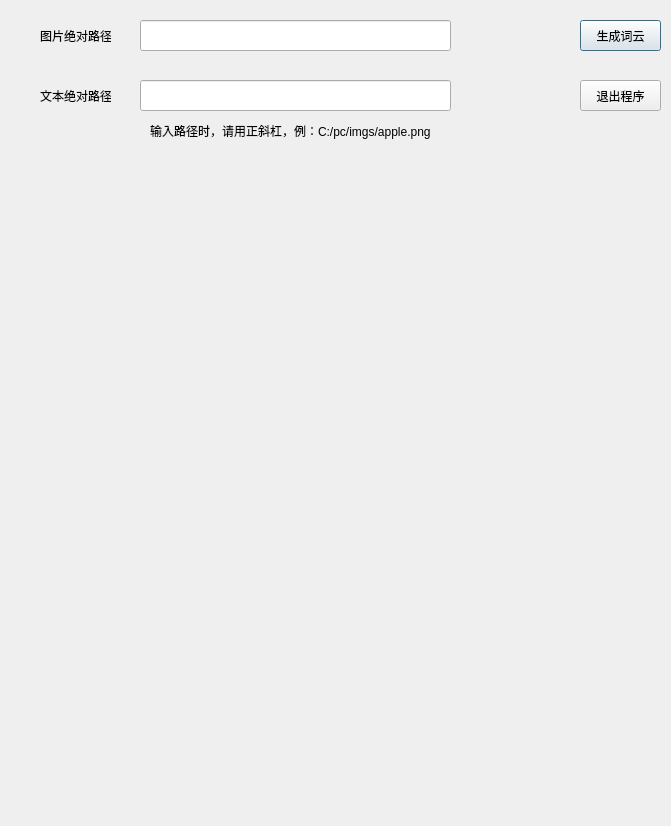
This is codes/dialog.ui in mantuoluozk/chinese_wordcloud_pyqt5 as Qt 5 draws it before an edit. The edited form follows.
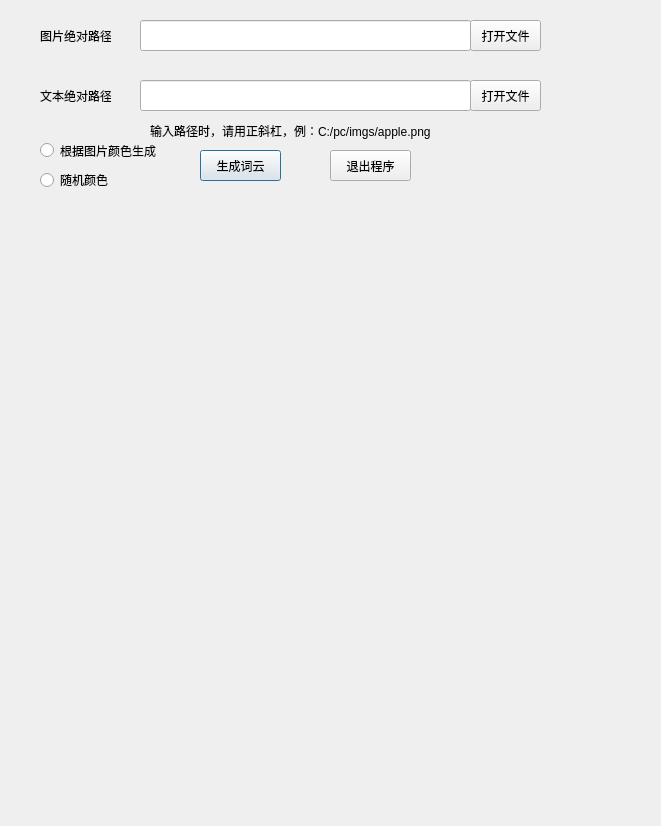
This is the edited form.

```diff
--- a/codes/dialog.ui
+++ b/codes/dialog.ui
@@ -6,7 +6,7 @@
    <rect>
     <x>0</x>
     <y>0</y>
-    <width>671</width>
+    <width>661</width>
     <height>826</height>
    </rect>
   </property>
@@ -18,7 +18,7 @@
     <rect>
      <x>140</x>
      <y>20</y>
-     <width>311</width>
+     <width>331</width>
      <height>31</height>
     </rect>
    </property>
@@ -28,7 +28,7 @@
     <rect>
      <x>140</x>
      <y>80</y>
-     <width>311</width>
+     <width>331</width>
      <height>31</height>
     </rect>
    </property>
@@ -62,8 +62,8 @@
   <widget class="QPushButton" name="run_pushButton">
    <property name="geometry">
     <rect>
-     <x>580</x>
-     <y>20</y>
+     <x>200</x>
+     <y>150</y>
      <width>81</width>
      <height>31</height>
     </rect>
@@ -101,8 +101,8 @@
   <widget class="QPushButton" name="quit_pushButton">
    <property name="geometry">
     <rect>
-     <x>580</x>
-     <y>80</y>
+     <x>330</x>
+     <y>150</y>
      <width>81</width>
      <height>31</height>
     </rect>
@@ -111,6 +111,58 @@
     <string>退出程序</string>
    </property>
   </widget>
+  <widget class="QRadioButton" name="radioButton_1">
+   <property name="geometry">
+    <rect>
+     <x>40</x>
+     <y>140</y>
+     <width>121</width>
+     <height>21</height>
+    </rect>
+   </property>
+   <property name="text">
+    <string>根据图片颜色生成</string>
+   </property>
+  </widget>
+  <widget class="QRadioButton" name="radioButton_2">
+   <property name="geometry">
+    <rect>
+     <x>40</x>
+     <y>170</y>
+     <width>101</width>
+     <height>20</height>
+    </rect>
+   </property>
+   <property name="text">
+    <string>随机颜色</string>
+   </property>
+  </widget>
+  <widget class="QPushButton" name="pushButton_img">
+   <property name="geometry">
+    <rect>
+     <x>470</x>
+     <y>20</y>
+     <width>71</width>
+     <height>31</height>
+    </rect>
+   </property>
+   <property name="text">
+    <string>打开文件</string>
+   </property>
+  </widget>
+  <widget class="QPushButton" name="pushButton_txt">
+   <property name="geometry">
+    <rect>
+     <x>470</x>
+     <y>80</y>
+     <width>71</width>
+     <height>31</height>
+    </rect>
+   </property>
+   <property name="text">
+    <string>打开文件</string>
+   </property>
+  </widget>
  </widget>
  <resources/>
  <connections/>
```
